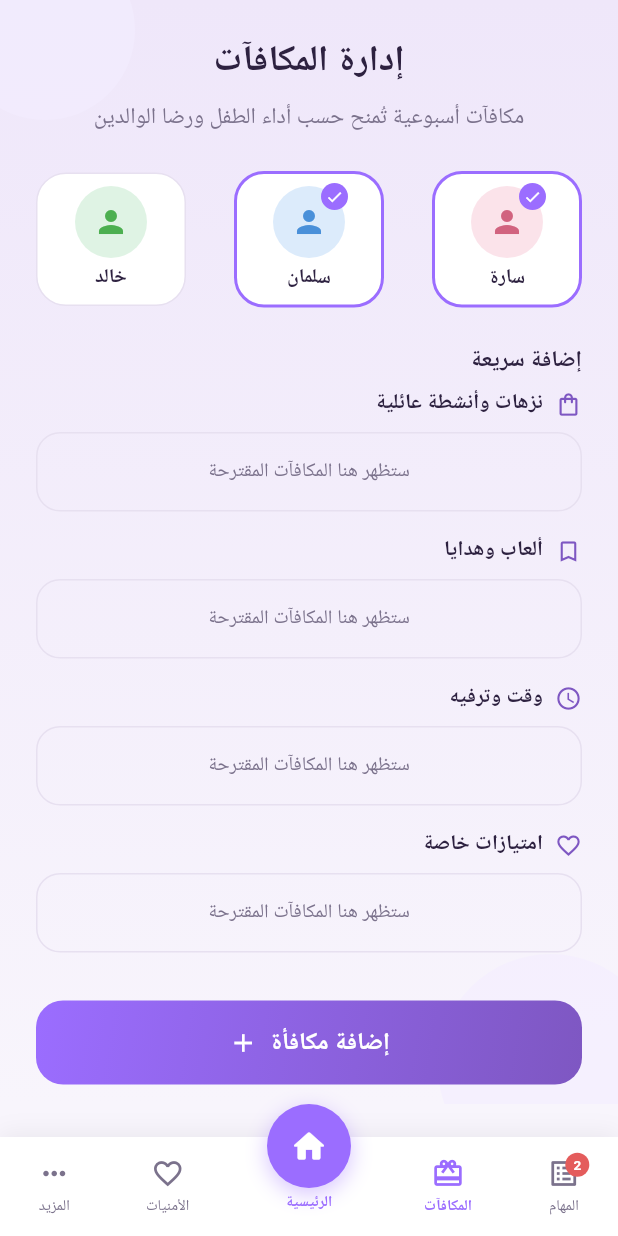
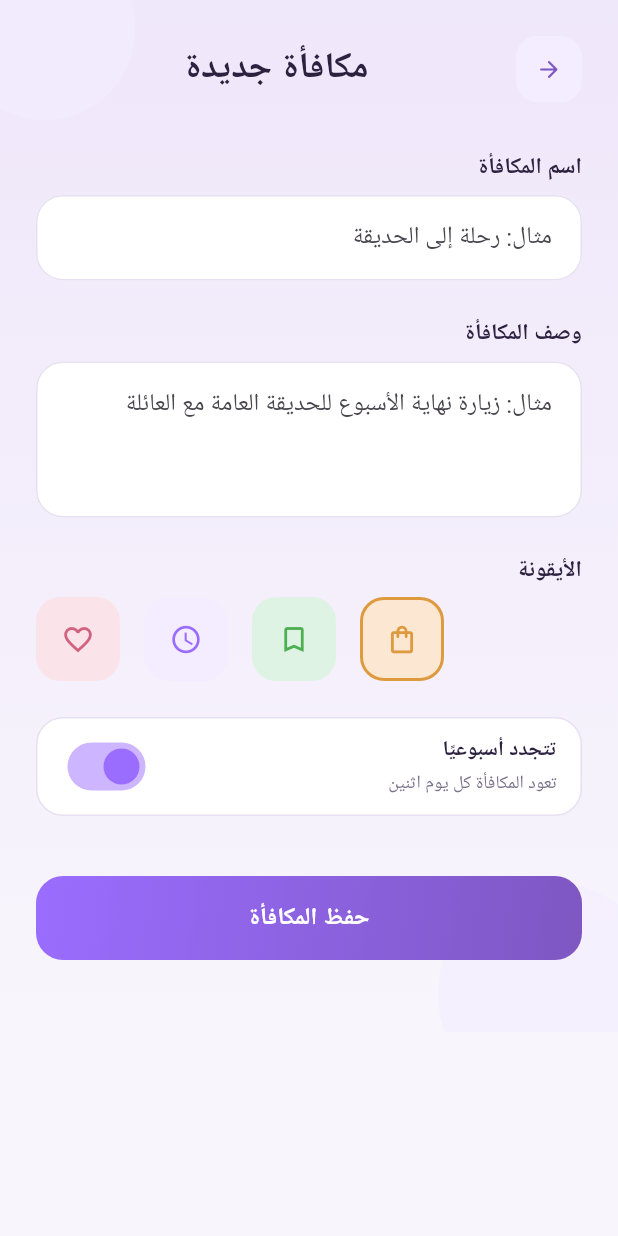
Before and after one commit to Norahxj/HolbertonSchool-Portfolio_Project, a Flutter app: the RewardManagementScreen screen opened directly, after a tap on "إضافة مكافأة", on a phone screen of 412 x 824 dp. Run offline on Flutter 3.47's test engine with Material 3 defaults, Android fonts, the phone set to English and light mode, and no system bars; our stand-ins replace dio, freezed_annotation, google_fonts, pretty_dio_logger, retrofit; generated files the repository leaves out were written again; Roboto replaces fonts that are missing (Cairo).

Commit message:
Build add reward screen

```diff
--- /dev/null
+++ b/FrontEnd/lib/features/parent/screens/add_reward_screen.dart
@@ -0,0 +1,351 @@
+import 'package:flutter/material.dart';
+
+import '../../../core/constants/app_colors.dart';
+import '../../../core/constants/app_spacing.dart';
+import '../../../core/constants/app_text_styles.dart';
+import '../../../core/widgets/app_button.dart';
+import '../../../core/widgets/screen_background.dart';
+
+// Add New Reward screen (Screen 16).
+//
+// This first pass is static/placeholder only: the text fields, icon
+// choice, and weekly-renew switch are simple local state. Save just pops
+// back for now. No backend calls happen here yet.
+class AddRewardScreen extends StatefulWidget {
+  const AddRewardScreen({super.key});
+
+  @override
+  State<AddRewardScreen> createState() => _AddRewardScreenState();
+}
+
+class _AddRewardScreenState extends State<AddRewardScreen> {
+  final TextEditingController nameController = TextEditingController();
+  final TextEditingController descriptionController = TextEditingController();
+
+  // Which icon in the "الأيقونة" row is currently selected.
+  int selectedIconIndex = 3;
+
+  // Whether the "تتجدد أسبوعيًا" (renews weekly) switch is on.
+  bool renewsWeekly = true;
+
+  @override
+  void dispose() {
+    nameController.dispose();
+    descriptionController.dispose();
+    super.dispose();
+  }
+
+  @override
+  Widget build(BuildContext context) {
+    return Scaffold(
+      body: ScreenBackground(
+        child: SafeArea(
+          child: SingleChildScrollView(
+            padding: const EdgeInsets.all(AppSpacing.lg),
+            child: Column(
+              crossAxisAlignment: CrossAxisAlignment.stretch,
+              children: [
+                Row(
+                  children: [
+                    Expanded(
+                      child: Center(
+                        child: Text(
+                          'مكافأة جديدة',
+                          style: AppTextStyles.arabicTitle,
+                        ),
+                      ),
+                    ),
+                    _RoundBackButton(onTap: () => Navigator.pop(context)),
+                  ],
+                ),
+
+                const SizedBox(height: AppSpacing.xl),
+
+                const _FieldLabel('اسم المكافأة'),
+                const SizedBox(height: AppSpacing.sm),
+                _RewardTextField(
+                  controller: nameController,
+                  hint: 'مثال: رحلة إلى الحديقة',
+                ),
+
+                const SizedBox(height: AppSpacing.lg),
+
+                const _FieldLabel('وصف المكافأة'),
+                const SizedBox(height: AppSpacing.sm),
+                _RewardTextField(
+                  controller: descriptionController,
+                  hint: 'مثال: زيارة نهاية الأسبوع للحديقة العامة مع العائلة',
+                  maxLines: 3,
+                ),
+
+                const SizedBox(height: AppSpacing.lg),
+
+                const _FieldLabel('الأيقونة'),
+                const SizedBox(height: AppSpacing.sm),
+                Row(
+                  children: [
+                    _IconOption(
+                      icon: Icons.favorite_border,
+                      backgroundColor: const Color(0xFFFBE3EA),
+                      iconColor: const Color(0xFFD1637F),
+                      isSelected: selectedIconIndex == 0,
+                      onTap: () {
+                        setState(() {
+                          selectedIconIndex = 0;
+                        });
+                      },
+                    ),
+                    const SizedBox(width: AppSpacing.md),
+                    _IconOption(
+                      icon: Icons.access_time,
+                      backgroundColor: AppColors.primaryLight,
+                      iconColor: AppColors.primary,
+                      isSelected: selectedIconIndex == 1,
+                      onTap: () {
+                        setState(() {
+                          selectedIconIndex = 1;
+                        });
+                      },
+                    ),
+                    const SizedBox(width: AppSpacing.md),
+                    _IconOption(
+                      icon: Icons.bookmark_border,
+                      backgroundColor: const Color(0xFFDFF3E4),
+                      iconColor: const Color(0xFF4CAF50),
+                      isSelected: selectedIconIndex == 2,
+                      onTap: () {
+                        setState(() {
+                          selectedIconIndex = 2;
+                        });
+                      },
+                    ),
+                    const SizedBox(width: AppSpacing.md),
+                    _IconOption(
+                      icon: Icons.shopping_bag_outlined,
+                      backgroundColor: const Color(0xFFFCE7D2),
+                      iconColor: const Color(0xFFDE9A3E),
+                      isSelected: selectedIconIndex == 3,
+                      onTap: () {
+                        setState(() {
+                          selectedIconIndex = 3;
+                        });
+                      },
+                    ),
+                  ],
+                ),
+
+                const SizedBox(height: AppSpacing.lg),
+
+                _WeeklyRenewToggle(
+                  value: renewsWeekly,
+                  onChanged: (value) {
+                    setState(() {
+                      renewsWeekly = value;
+                    });
+                  },
+                ),
+
+                const SizedBox(height: AppSpacing.xxl),
+
+                AppButton(
+                  text: 'حفظ المكافأة',
+                  onPressed: () {
+                    // TODO: Save the new reward once backend integration is
+                    // ready.
+                    Navigator.pop(context);
+                  },
+                  gradient: const LinearGradient(
+                    begin: Alignment.topLeft,
+                    end: Alignment.bottomRight,
+                    colors: AppColors.primaryGradient,
+                  ),
+                ),
+
+                const SizedBox(height: AppSpacing.lg),
+              ],
+            ),
+          ),
+        ),
+      ),
+    );
+  }
+}
+
+// Round back button in the top-right corner, same style as the one used
+// on the Add Child screen.
+class _RoundBackButton extends StatelessWidget {
+  final VoidCallback onTap;
+
+  const _RoundBackButton({required this.onTap});
+
+  @override
+  Widget build(BuildContext context) {
+    return Material(
+      color: AppColors.primaryLight,
+      borderRadius: BorderRadius.circular(14),
+      child: InkWell(
+        borderRadius: BorderRadius.circular(14),
+        onTap: onTap,
+        child: const SizedBox(
+          width: 44,
+          height: 44,
+          child: Icon(
+            Icons.arrow_forward_rounded,
+            size: 18,
+            color: AppColors.primaryDark,
+          ),
+        ),
+      ),
+    );
+  }
+}
+
+// A bold label shown above a field, right-aligned to match the Arabic
+// layout used across the app.
+class _FieldLabel extends StatelessWidget {
+  final String text;
+
+  const _FieldLabel(this.text);
+
+  @override
+  Widget build(BuildContext context) {
+    return Align(
+      alignment: Alignment.centerRight,
+      child: Text(
+        text,
+        style: const TextStyle(
+          fontSize: 15,
+          fontWeight: FontWeight.bold,
+          color: AppColors.textPrimary,
+        ),
+      ),
+    );
+  }
+}
+
+// A simple rounded text field used for the reward name and description.
+class _RewardTextField extends StatelessWidget {
+  final TextEditingController controller;
+  final String hint;
+  final int maxLines;
+
+  const _RewardTextField({
+    required this.controller,
+    required this.hint,
+    this.maxLines = 1,
+  });
+
+  @override
+  Widget build(BuildContext context) {
+    return TextField(
+      controller: controller,
+      maxLines: maxLines,
+      textAlign: TextAlign.right,
+      textDirection: TextDirection.rtl,
+      decoration: InputDecoration(
+        hintText: hint,
+        filled: true,
+        fillColor: AppColors.inputBackground,
+        contentPadding: const EdgeInsets.all(AppSpacing.md),
+        enabledBorder: OutlineInputBorder(
+          borderRadius: BorderRadius.circular(18),
+          borderSide: const BorderSide(color: AppColors.border),
+        ),
+        focusedBorder: OutlineInputBorder(
+          borderRadius: BorderRadius.circular(18),
+          borderSide: const BorderSide(color: AppColors.primary, width: 1.5),
+        ),
+      ),
+    );
+  }
+}
+
+// One icon choice inside the "الأيقونة" row. Tapping it selects that icon
+// as the reward's category, shown with a colored border.
+class _IconOption extends StatelessWidget {
+  final IconData icon;
+  final Color backgroundColor;
+  final Color iconColor;
+  final bool isSelected;
+  final VoidCallback onTap;
+
+  const _IconOption({
+    required this.icon,
+    required this.backgroundColor,
+    required this.iconColor,
+    required this.isSelected,
+    required this.onTap,
+  });
+
+  @override
+  Widget build(BuildContext context) {
+    return GestureDetector(
+      onTap: onTap,
+      child: Container(
+        width: 56,
+        height: 56,
+        decoration: BoxDecoration(
+          color: backgroundColor,
+          borderRadius: BorderRadius.circular(16),
+          border: isSelected ? Border.all(color: iconColor, width: 2) : null,
+        ),
+        child: Icon(icon, color: iconColor, size: 22),
+      ),
+    );
+  }
+}
+
+// The "تتجدد أسبوعيًا" (renews weekly) row with its on/off switch.
+class _WeeklyRenewToggle extends StatelessWidget {
+  final bool value;
+  final ValueChanged<bool> onChanged;
+
+  const _WeeklyRenewToggle({required this.value, required this.onChanged});
+
+  @override
+  Widget build(BuildContext context) {
+    return Container(
+      padding: const EdgeInsets.symmetric(
+        horizontal: AppSpacing.md,
+        vertical: AppSpacing.sm,
+      ),
+      decoration: BoxDecoration(
+        color: AppColors.card,
+        borderRadius: BorderRadius.circular(18),
+        border: Border.all(color: AppColors.border),
+      ),
+      child: Row(
+        children: [
+          Switch(
+            value: value,
+            onChanged: onChanged,
+            activeThumbColor: AppColors.primary,
+          ),
+          Expanded(
+            child: Column(
+              crossAxisAlignment: CrossAxisAlignment.end,
+              children: [
+                const Text(
+                  'تتجدد أسبوعيًا',
+                  style: TextStyle(
+                    fontSize: 14,
+                    fontWeight: FontWeight.bold,
+                    color: AppColors.textPrimary,
+                  ),
+                ),
+                const SizedBox(height: 2),
+                const Text(
+                  'تعود المكافأة كل يوم اثنين',
+                  style: TextStyle(
+                    fontSize: 12,
+                    color: AppColors.textSecondary,
+                  ),
+                ),
+              ],
+            ),
+          ),
+        ],
+      ),
+    );
+  }
+}
--- a/FrontEnd/lib/features/parent/screens/reward_management_screen.dart
+++ b/FrontEnd/lib/features/parent/screens/reward_management_screen.dart
@@ -4,6 +4,7 @@ import '../../../core/constants/app_colors.dart';
 import '../../../core/constants/app_spacing.dart';
 import '../../../core/constants/app_text_styles.dart';
 import '../../../core/widgets/screen_background.dart';
+import 'add_reward_screen.dart';
 
 // Reward Management screen (Screen 15).
 //
@@ -292,8 +293,10 @@ class _AddRewardButton extends StatelessWidget {
   Widget build(BuildContext context) {
     return GestureDetector(
       onTap: () {
-        // TODO: Navigate to the Add New Reward screen (Screen 16) once it
-        // is built.
+        Navigator.push(
+          context,
+          MaterialPageRoute(builder: (_) => const AddRewardScreen()),
+        );
       },
       child: Container(
         height: 56,
```
